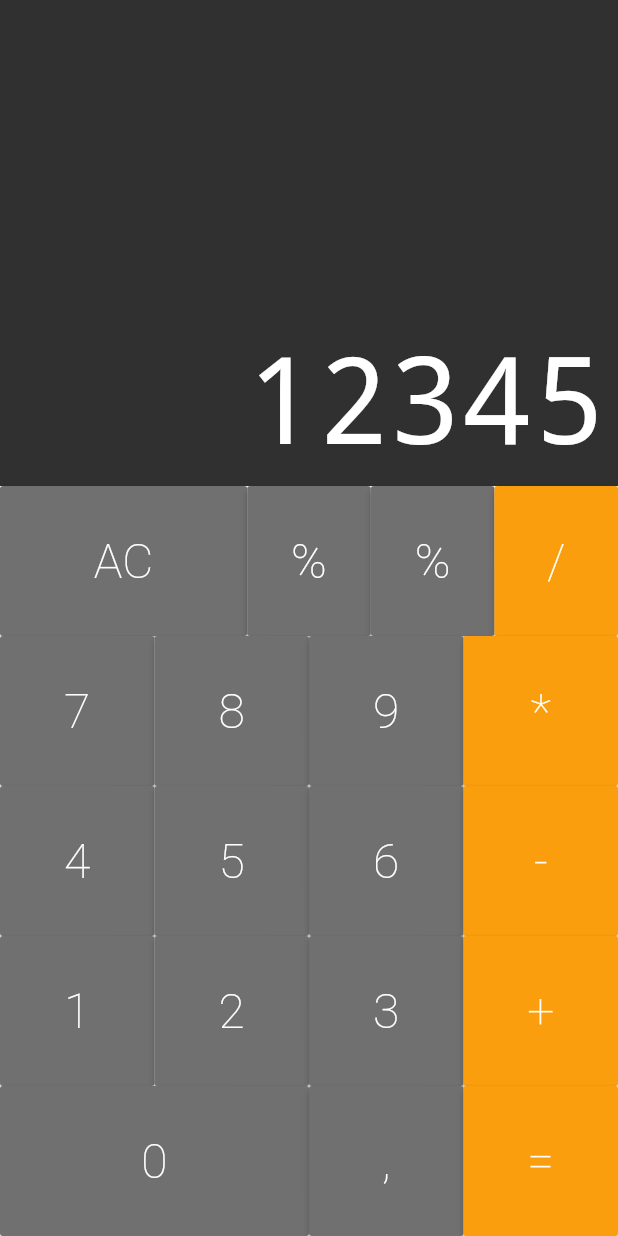
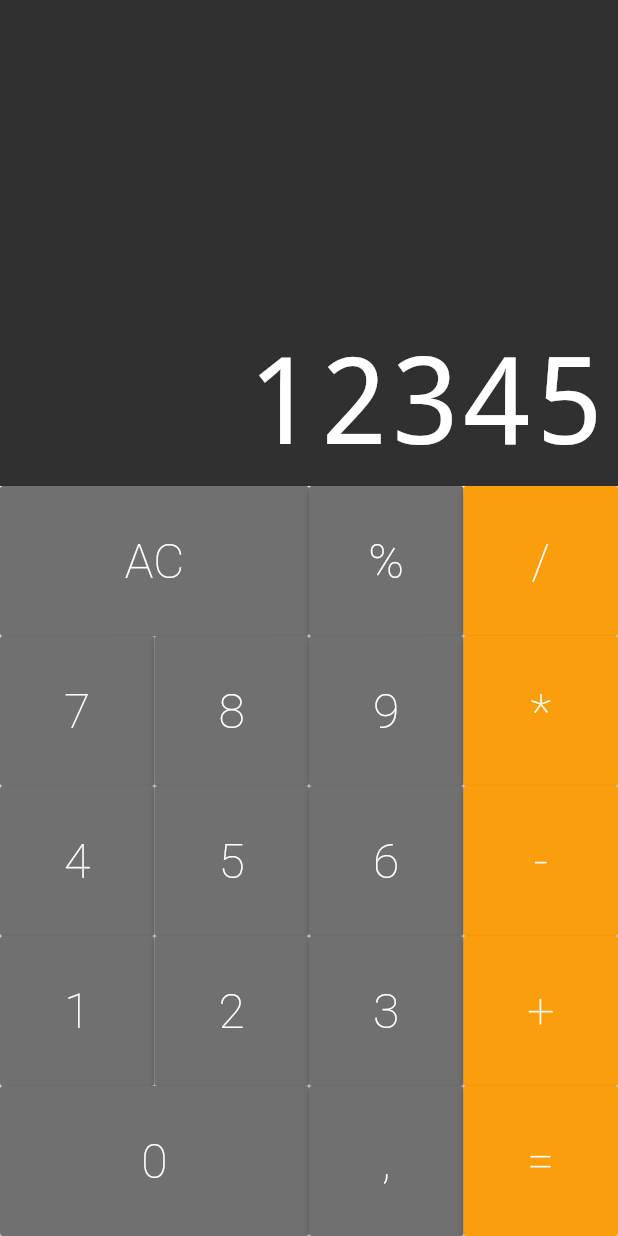
Before and after one commit to JorgeRicardo121/estudos, a Flutter app: the screen it shows after launch, on a phone screen of 412 x 824 dp. Run offline on Flutter 3.47's test engine with Material 2 defaults, Android fonts, the phone set to English and light mode, and no system bars; drawn by our look-alikes of auto_size_text.

Commit message:
ajustes nos botões

```diff
--- a/lib/components/buttom.dart
+++ b/lib/components/buttom.dart
@@ -11,7 +11,7 @@ class Buttom extends StatelessWidget {
   Buttom({@required this.text, this.big = false, this.color = DEFAULT});
   Buttom.operation(
       {@required this.text, this.big = false, this.color = OPERATION});
-  Buttom.dark({@required this.text, this.big = false, this.color = OPERATION});
+  Buttom.dark({@required this.text, this.big = false, this.color = DARK});
   Buttom.big({@required this.text, this.big = true, this.color = DEFAULT});
 
   @override
--- a/lib/components/keyboard.dart
+++ b/lib/components/keyboard.dart
@@ -11,7 +11,6 @@ class Keyboard extends StatelessWidget {
         children: <Widget>[
           ButtonRow([
             Buttom.big(text: 'AC'),
-            Buttom(text: '%'),
             Buttom(text: '%'),
             Buttom.operation(text: '/'),
           ]),
```
